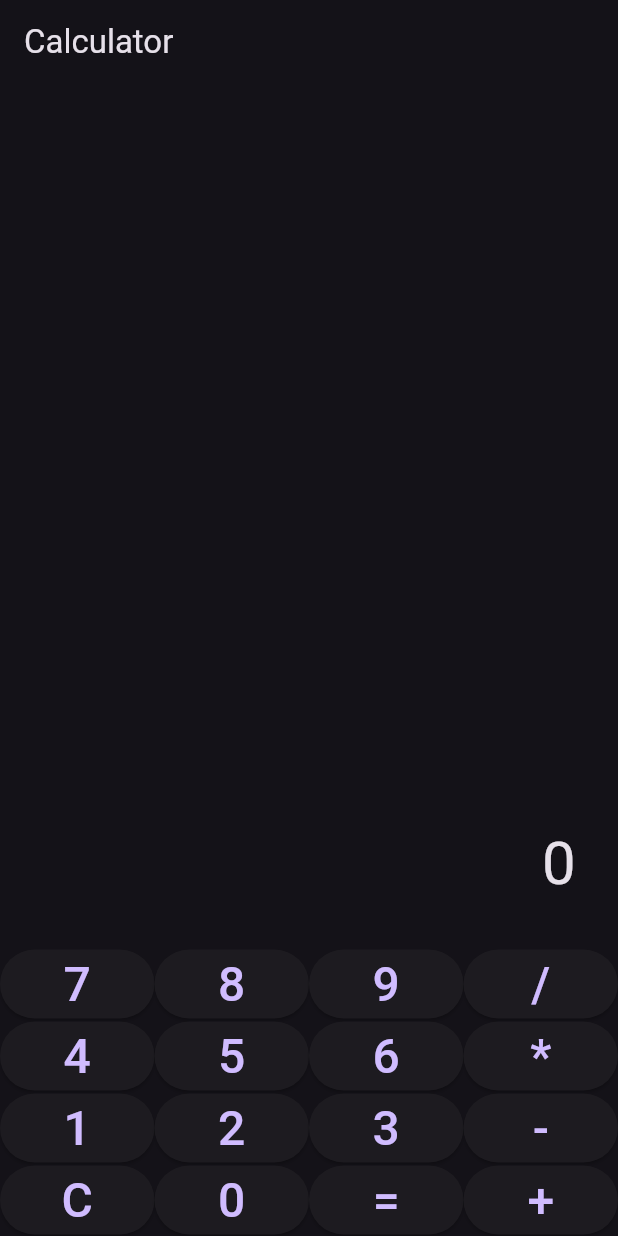
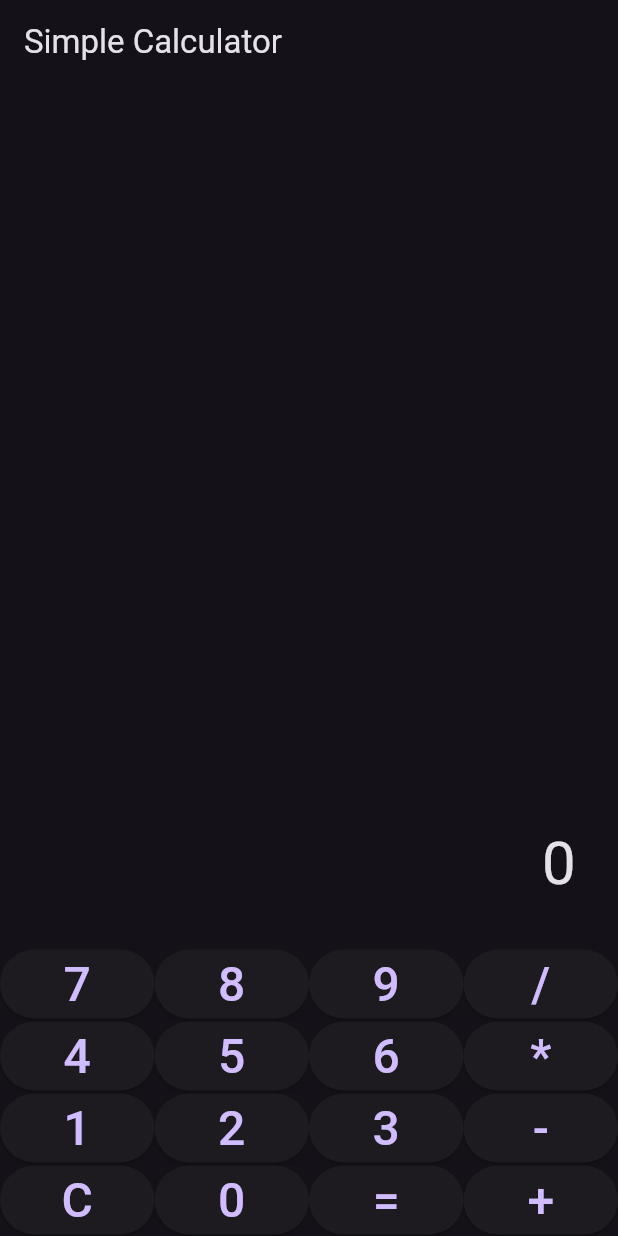
Before and after one commit to Dhanuka2002/Calculator-MobileApp, a Flutter app: the screen it shows after launch, on a phone screen of 412 x 824 dp. Run offline on Flutter 3.47's test engine with Material 3 defaults, Android fonts, the phone set to English and light mode, and no system bars; our stand-ins replace math_expressions.

Commit message:
Title changed

```diff
--- a/lib/main.dart
+++ b/lib/main.dart
@@ -66,7 +66,7 @@ class _CalculatorScreenState extends State<CalculatorScreen> {
   @override
   Widget build(BuildContext context) {
     return Scaffold(
-      appBar: AppBar(title: const Text("Calculator")),
+      appBar: AppBar(title: const Text("Simple Calculator"),),
       body: Column(
         children: [
           Expanded(
```
